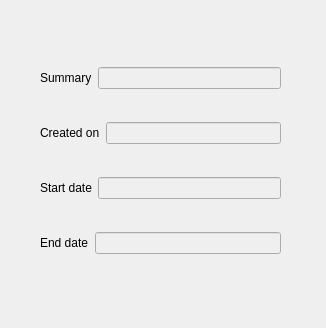
First picture: the form in qtcreatorTest/Headers/event_information.ui, repository piccirilloth/Calendar-and-To-Do-list-CalDav, before the edit.
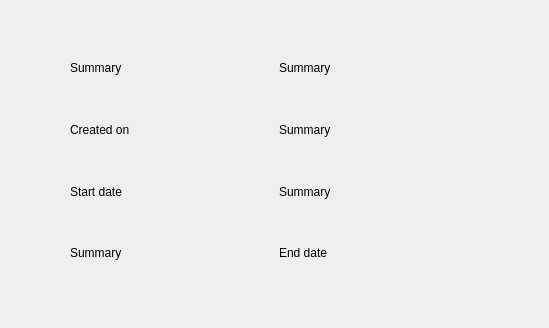
Second picture: the form after the edit.

Commit message: api checks added and information style changed

```diff
--- a/qtcreatorTest/Headers/event_information.ui
+++ b/qtcreatorTest/Headers/event_information.ui
@@ -6,19 +6,19 @@
    <rect>
     <x>0</x>
     <y>0</y>
-    <width>326</width>
+    <width>549</width>
     <height>328</height>
    </rect>
   </property>
   <property name="windowTitle">
    <string>event_information</string>
   </property>
-  <widget class="QWidget" name="">
+  <widget class="QWidget" name="layoutWidget">
    <property name="geometry">
     <rect>
-     <x>40</x>
+     <x>70</x>
      <y>40</y>
-     <width>241</width>
+     <width>411</width>
      <height>241</height>
     </rect>
    </property>
@@ -36,9 +36,12 @@
        </widget>
       </item>
       <item>
-       <widget class="QLineEdit" name="lineEdit_summary">
-        <property name="enabled">
-         <bool>false</bool>
+       <widget class="QLabel" name="label_summary">
+        <property name="styleSheet">
+         <string notr="true">font: 12pt &quot;Sans Serif&quot;;</string>
+        </property>
+        <property name="text">
+         <string>Summary</string>
         </property>
        </widget>
       </item>
@@ -57,9 +60,12 @@
        </widget>
       </item>
       <item>
-       <widget class="QLineEdit" name="lineEdit_createdOn">
-        <property name="enabled">
-         <bool>false</bool>
+       <widget class="QLabel" name="label_createdOn">
+        <property name="styleSheet">
+         <string notr="true">font: 12pt &quot;Sans Serif&quot;;</string>
+        </property>
+        <property name="text">
+         <string>Summary</string>
         </property>
        </widget>
       </item>
@@ -78,9 +84,12 @@
        </widget>
       </item>
       <item>
-       <widget class="QLineEdit" name="lineEdit_start">
-        <property name="enabled">
-         <bool>false</bool>
+       <widget class="QLabel" name="label_startDate">
+        <property name="styleSheet">
+         <string notr="true">font: 12pt &quot;Sans Serif&quot;;</string>
+        </property>
+        <property name="text">
+         <string>Summary</string>
         </property>
        </widget>
       </item>
@@ -89,7 +98,17 @@
     <item>
      <layout class="QHBoxLayout" name="horizontalLayout_3">
       <item>
-       <widget class="QLabel" name="label_3">
+       <widget class="QLabel" name="label_startDate_2">
+        <property name="styleSheet">
+         <string notr="true">font: 12pt &quot;Sans Serif&quot;;</string>
+        </property>
+        <property name="text">
+         <string>Summary</string>
+        </property>
+       </widget>
+      </item>
+      <item>
+       <widget class="QLabel" name="label_endDate">
         <property name="styleSheet">
          <string notr="true">font: 12pt &quot;Sans Serif&quot;;</string>
         </property>
@@ -98,13 +117,6 @@
         </property>
        </widget>
       </item>
-      <item>
-       <widget class="QLineEdit" name="lineEdit_end">
-        <property name="enabled">
-         <bool>false</bool>
-        </property>
-       </widget>
-      </item>
      </layout>
     </item>
    </layout>
```
Left out of the diff: 2 changed lines with no effect on the pictures. The commit also changes 22 other files.
